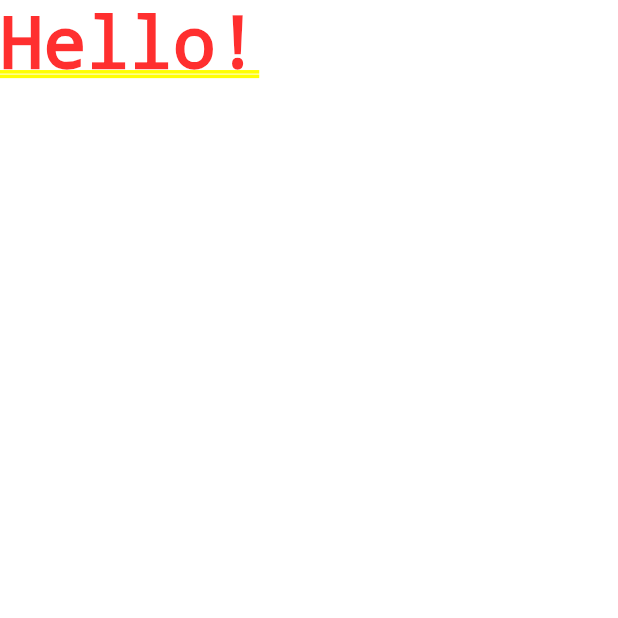
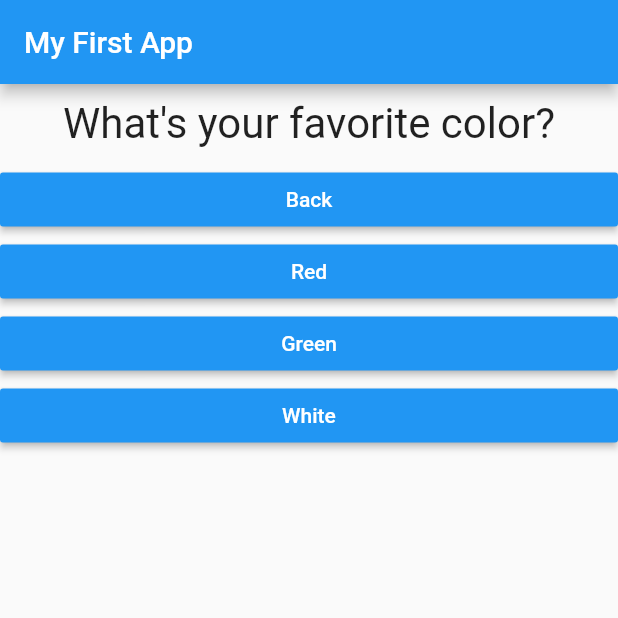
Before and after one commit to wcoder/flutter-playground, a Flutter app: the screen it shows after launch, on a phone screen of 412 x 824 dp, the top half of it. Run offline on Flutter 3.47's test engine with Material 2 defaults, Android fonts, the phone set to English and light mode, and no system bars.

Commit message:
Add simple quiz app

```diff
--- /dev/null
+++ b/guide/lib/answer.dart
@@ -0,0 +1,21 @@
+import 'package:flutter/material.dart';
+
+class Answer extends StatelessWidget {
+  final Function selectHandler;
+  final String answerText;
+
+  Answer(this.selectHandler, this.answerText);
+
+  @override
+  Widget build(BuildContext context) {
+    return Container(
+      width: double.infinity,
+      child: RaisedButton(
+        color: Colors.blue,
+        textColor: Colors.white,
+        child: Text(answerText),
+        onPressed: selectHandler
+      ),
+    );
+  }
+}
--- a/guide/lib/main.dart
+++ b/guide/lib/main.dart
@@ -1,122 +1,72 @@
 import 'package:flutter/material.dart';
+import 'package:flutter_complete_guide/quiz.dart';
+import 'package:flutter_complete_guide/result.dart';
 
 void main() => runApp(MyApp());
 
-class MyApp extends StatelessWidget {
+class MyApp extends StatefulWidget {
   @override
-  Widget build(BuildContext context) {
-    return MaterialApp(home: Text("Hello!"));
+  State<StatefulWidget> createState() {
+    return _MyAppState();
   }
 }
 
+class _MyAppState extends State<MyApp> {
+  final _questions = const [
+    {
+      'questionText': 'What\'s your favorite color?',
+      'answers': [
+        {'text': 'Back', 'score': 10},
+        {'text': 'Red', 'score': 5},
+        {'text': 'Green', 'score': 3},
+        {'text': 'White', 'score': 1}
+      ]
+    },
+    {
+      'questionText': 'What\'s your favorite animal?',
+      'answers': [
+        {'text': 'Rabbit', 'score': 3},
+        {'text': 'Snake', 'score': 11},
+        {'text': 'Elephant', 'score': 5},
+        {'text': 'Lion', 'score': 9}
+      ]
+    },
+    {
+      'questionText': 'Who\'s your favorite instructor?',
+      'answers': [
+        {'text': 'Max', 'score': 1},
+        {'text': 'Max', 'score': 1},
+        {'text': 'Max', 'score': 1}
+      ]
+    }
+  ];
+  var _questionIndex = 0;
+  var _totalScore = 0;
 
+  void _answerQuestion(int score) {
+    _totalScore += score;
 
+    setState(() {
+      _questionIndex += 1;
+    });
+  }
 
+  void _resetQuiz() {
+    setState(() {
+      _questionIndex = 0;
+      _totalScore = 0;
+    });
+  }
 
-//class MyApp extends StatelessWidget {
-//  // This widget is the root of your application.
-//  @override
-//  Widget build(BuildContext context) {
-//    return MaterialApp(
-//      title: 'Flutter Demo',
-//      theme: ThemeData(
-//        // This is the theme of your application.
-//        //
-//        // Try running your application with "flutter run". You'll see the
-//        // application has a blue toolbar. Then, without quitting the app, try
-//        // changing the primarySwatch below to Colors.green and then invoke
-//        // "hot reload" (press "r" in the console where you ran "flutter run",
-//        // or simply save your changes to "hot reload" in a Flutter IDE).
-//        // Notice that the counter didn't reset back to zero; the application
-//        // is not restarted.
-//        primarySwatch: Colors.blue,
-//      ),
-//      home: MyHomePage(title: 'Flutter Demo Home Page'),
-//    );
-//  }
-//}
-//
-//class MyHomePage extends StatefulWidget {
-//  MyHomePage({Key key, this.title}) : super(key: key);
-//
-//  // This widget is the home page of your application. It is stateful, meaning
-//  // that it has a State object (defined below) that contains fields that affect
-//  // how it looks.
-//
-//  // This class is the configuration for the state. It holds the values (in this
-//  // case the title) provided by the parent (in this case the App widget) and
-//  // used by the build method of the State. Fields in a Widget subclass are
-//  // always marked "final".
-//
-//  final String title;
-//
-//  @override
-//  _MyHomePageState createState() => _MyHomePageState();
-//}
-//
-//class _MyHomePageState extends State<MyHomePage> {
-//  int _counter = 0;
-//
-//  void _incrementCounter() {
-//    setState(() {
-//      // This call to setState tells the Flutter framework that something has
-//      // changed in this State, which causes it to rerun the build method below
-//      // so that the display can reflect the updated values. If we changed
-//      // _counter without calling setState(), then the build method would not be
-//      // called again, and so nothing would appear to happen.
-//      _counter++;
-//    });
-//  }
-//
-//  @override
-//  Widget build(BuildContext context) {
-//    // This method is rerun every time setState is called, for instance as done
-//    // by the _incrementCounter method above.
-//    //
-//    // The Flutter framework has been optimized to make rerunning build methods
-//    // fast, so that you can just rebuild anything that needs updating rather
-//    // than having to individually change instances of widgets.
-//    return Scaffold(
-//      appBar: AppBar(
-//        // Here we take the value from the MyHomePage object that was created by
-//        // the App.build method, and use it to set our appbar title.
-//        title: Text(widget.title),
-//      ),
-//      body: Center(
-//        // Center is a layout widget. It takes a single child and positions it
-//        // in the middle of the parent.
-//        child: Column(
-//          // Column is also a layout widget. It takes a list of children and
-//          // arranges them vertically. By default, it sizes itself to fit its
-//          // children horizontally, and tries to be as tall as its parent.
-//          //
-//          // Invoke "debug painting" (press "p" in the console, choose the
-//          // "Toggle Debug Paint" action from the Flutter Inspector in Android
-//          // Studio, or the "Toggle Debug Paint" command in Visual Studio Code)
-//          // to see the wireframe for each widget.
-//          //
-//          // Column has various properties to control how it sizes itself and
-//          // how it positions its children. Here we use mainAxisAlignment to
-//          // center the children vertically; the main axis here is the vertical
-//          // axis because Columns are vertical (the cross axis would be
-//          // horizontal).
-//          mainAxisAlignment: MainAxisAlignment.center,
-//          children: <Widget>[
-//            Text(
-//              'You have pushed the button this many times:',
-//            ),
-//            Text(
-//              '$_counter',
-//              style: Theme.of(context).textTheme.display1,
-//            ),
-//          ],
-//        ),
-//      ),
-//      floatingActionButton: FloatingActionButton(
-//        onPressed: _incrementCounter,
-//        tooltip: 'Increment',
-//        child: Icon(Icons.add),
-//      ), // This trailing comma makes auto-formatting nicer for build methods.
-//    );
-//  }
-//}
+  @override
+  Widget build(BuildContext context) {
+    return MaterialApp(
+      home: Scaffold(
+        appBar: AppBar(title: Text('My First App')),
+        body: _questionIndex < _questions.length
+            ? Quiz(_answerQuestion, _questions, _questionIndex)
+            : Result(_totalScore, _resetQuiz),
+      ),
+    );
+  }
+}
--- /dev/null
+++ b/guide/lib/question.dart
@@ -0,0 +1,20 @@
+import 'package:flutter/cupertino.dart';
+
+class Question extends StatelessWidget {
+  final String questionText;
+
+  Question(this.questionText);
+
+  @override
+  Widget build(BuildContext context) {
+    return Container(
+      width: double.infinity,
+      margin: EdgeInsets.all(10),
+      child: Text(
+        questionText,
+        style: TextStyle(fontSize: 28),
+        textAlign: TextAlign.center,
+      )
+    );
+  }
+}
--- /dev/null
+++ b/guide/lib/quiz.dart
@@ -0,0 +1,28 @@
+import 'package:flutter/material.dart';
+import 'package:flutter_complete_guide/question.dart';
+
+import 'answer.dart';
+
+class Quiz extends StatelessWidget {
+  final Function answerQuestion;
+  final List<Map<String, Object>> questions;
+  final int questionIndex;
+
+  Quiz(
+    this.answerQuestion,
+    this.questions,
+    this.questionIndex);
+
+  @override
+  Widget build(BuildContext context) {
+    return Column(
+      children: [
+        Question(questions[questionIndex]['questionText']),
+        ...(questions[questionIndex]['answers'] as List<Map<String, Object>>)
+            .map((answer) {
+          return Answer(() => answerQuestion(answer['score']), answer['text']);
+        }).toList(),
+      ],
+    );
+  }
+}
--- a/guide/pubspec.yaml
+++ b/guide/pubspec.yaml
@@ -14,7 +14,7 @@ description: A new Flutter project.
 version: 1.0.0+1
 
 environment:
-  sdk: ">=2.1.0 <3.0.0"
+  sdk: ">=2.2.2 <3.0.0"
 
 dependencies:
   flutter:
```
Also changed, not shown: guide/lib/result.dart (added, +44 -0 lines).
